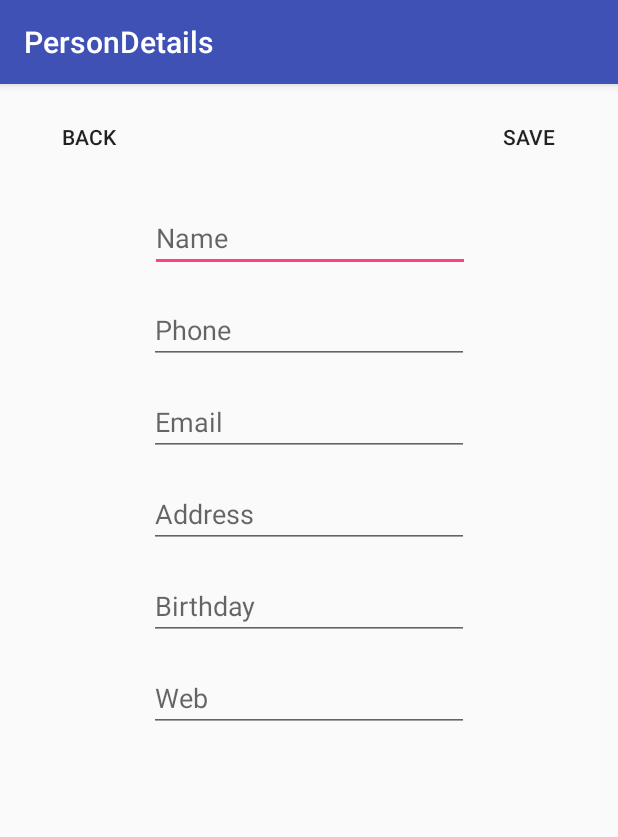
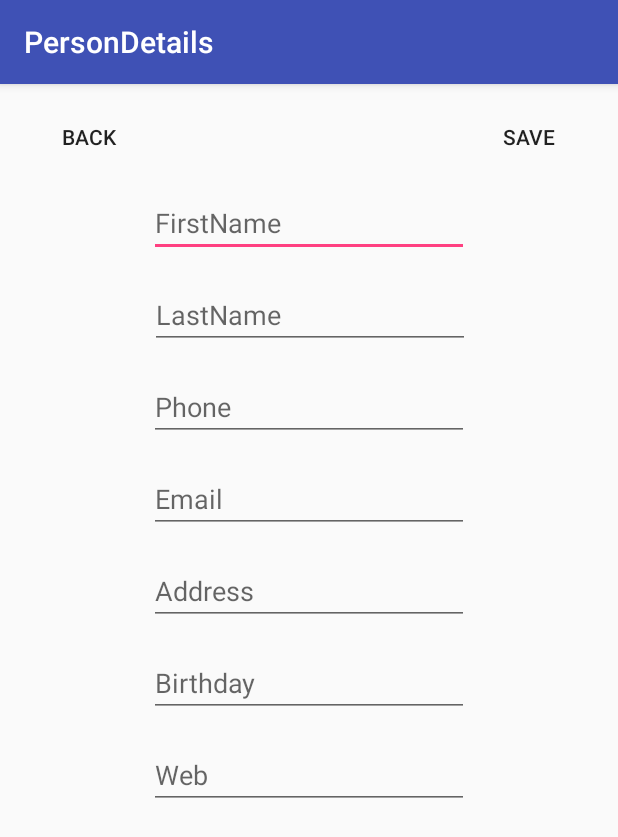
Before and after one commit to BetterEdition/FriendsAppRepo, an Android app: the screen it shows after launch (DetailsActivity), after a tap on "ADD", on a phone screen of 412 x 824 dp. Shown: the top 837 px of the screen. Run offline under Robolectric (Android 15) with nearby library versions, the phone set to English and light mode, and no system bars.

Commit message:
successfull adding/insert person to database

```diff
--- a/app/src/main/java/com/example/jesperenemark/friendsapp/Controller/DetailsActivity.java
+++ b/app/src/main/java/com/example/jesperenemark/friendsapp/Controller/DetailsActivity.java
@@ -2,16 +2,67 @@ package com.example.jesperenemark.friendsapp.Controller;
 
 import android.support.v7.app.AppCompatActivity;
 import android.os.Bundle;
+import android.view.View;
+import android.widget.Button;
+import android.widget.EditText;
+import android.widget.Toast;
 
+import com.example.jesperenemark.friendsapp.BE.Friend;
+import com.example.jesperenemark.friendsapp.DAO.AppProvider;
 import com.example.jesperenemark.friendsapp.R;
+
+import java.util.ArrayList;
 
 
 public class DetailsActivity extends AppCompatActivity {
 
+    Button buttonAdd;
+    EditText firstNameText,lastNameText, addressText, mailText, birthDateText, phoneText;
+
+    AppProvider appProvider;
     @Override
     protected void onCreate(Bundle savedInstanceState) {
         super.onCreate(savedInstanceState);
         setContentView(R.layout.detail);
         setTitle("PersonDetails");
+        appProvider = new AppProvider(this);
+        buttonAdd = (Button) findViewById(R.id.save);
+        init();
+
+        buttonAdd.setOnClickListener(new View.OnClickListener() {
+            public void onClick(View v) {
+                DetailsActivity.this.onClickAdd();
+            }
+        });
     }
+
+    public void init() {
+        firstNameText = (EditText) findViewById(R.id.person_firstName);
+        lastNameText = (EditText) findViewById(R.id.person_lastName);
+        addressText = (EditText) findViewById(R.id.person_address);
+        mailText = (EditText) findViewById(R.id.person_email);
+        birthDateText = (EditText) findViewById(R.id.person_web);
+        phoneText = (EditText) findViewById(R.id.person_phone);
+    }
+
+    public void onClickAdd() {
+        String firstname = firstNameText.getText().toString();
+        String lastname = lastNameText.getText().toString();
+        String address = addressText.getText().toString();
+        String mail = mailText.getText().toString();
+        String birthdate = birthDateText.getText().toString();
+        String phone = phoneText.getText().toString();
+
+        appProvider.addPerson(new Friend(0, firstname, lastname, address, mail, phone));
+        firstNameText.setText("");
+        lastNameText.setText("");
+        addressText.setText("");
+        mailText.setText("");
+        phoneText.setText("");
+        Toast.makeText(this, "FirstName: " + firstname + "LastName: " + lastname + "Address: " + address + "Mail: " + mail +
+                "Birthday: "  + phone, Toast.LENGTH_LONG).show();
+    }
+
+
+
 }
--- a/app/src/main/java/com/example/jesperenemark/friendsapp/DAO/AppDatabase.java
+++ b/app/src/main/java/com/example/jesperenemark/friendsapp/DAO/AppDatabase.java
@@ -20,7 +20,7 @@ import java.util.List;
 public class AppDatabase extends SQLiteOpenHelper {
     private static final String TAG = "AppDatabase";
     public static final String DATABASE_NAME = "AppFriend.db";
-    public static final int DATABASE_VERSION = 4;
+    public static final int DATABASE_VERSION = 7;
 
     // Implement AppDatabase as a Singleton.
     private static AppDatabase instance = null;
@@ -56,7 +56,9 @@ public class AppDatabase extends SQLiteOpenHelper {
         String sSQL; // Use a string variable to facilitate logging
         // sSQL = "CREATE TABLE " + TABLE_NAME + (COLUMN_ID + "INTEGER PRIMARY KEY " + COLUMN_FirstName + "TEXT" );
         sSQL = "CREATE TABLE " + AppProvider.TABLE_NAME + " (" + AppProvider.Columns._ID + " INTEGER PRIMARY KEY," +
-                AppProvider.Columns.PERSON_FirstName + " TEXT" + ")";
+                AppProvider.Columns.PERSON_FirstName + " TEXT, " + AppProvider.Columns.PERSON_LastName + " TEXT, " + AppProvider.Columns.PERSON_Address +
+                " TEXT, " + AppProvider.Columns.PERSON_Phone + " TEXT, "  + AppProvider.Columns.PERSON_Mail +
+                " TEXT" + ")";
         // Log.d(TAG, sSQL);
         db.execSQL(sSQL);
 
--- a/app/src/main/res/layout/detail.xml
+++ b/app/src/main/res/layout/detail.xml
@@ -10,21 +10,37 @@
     tools:layout_editor_absoluteY="81dp">
 
     <EditText
-        android:id="@+id/person_name"
+        android:id="@+id/person_firstName"
         android:layout_width="wrap_content"
         android:layout_height="wrap_content"
         android:layout_marginEnd="8dp"
         android:layout_marginStart="8dp"
-        android:layout_marginTop="80dp"
+        android:layout_marginTop="70dp"
+        android:layout_weight="1"
         android:ems="10"
-        android:hint="@string/name"
+        android:hint="@string/firstName"
         android:inputType="textPersonName"
-        android:labelFor="@+id/person_name"
+        android:labelFor="@+id/person_firstName"
+        app:layout_constraintEnd_toEndOf="parent"
+        app:layout_constraintStart_toStartOf="parent"
+        app:layout_constraintTop_toTopOf="@+id/linearLayout2" />
+
+    <EditText
+        android:id="@+id/person_lastName"
+        android:layout_width="wrap_content"
+        android:layout_height="wrap_content"
+        android:layout_marginEnd="8dp"
+        android:layout_marginStart="8dp"
+        android:layout_marginTop="16dp"
+        android:ems="10"
+        android:hint="@string/lastName"
+        android:inputType="textPersonName"
+        android:labelFor="@+id/person_lastName"
         android:visibility="visible"
         app:layout_constraintEnd_toEndOf="parent"
         app:layout_constraintHorizontal_bias="0.503"
         app:layout_constraintStart_toStartOf="parent"
-        app:layout_constraintTop_toTopOf="@+id/linearLayout2" />
+        app:layout_constraintTop_toBottomOf="@+id/person_firstName" />
 
     <EditText
         android:id="@+id/person_phone"
@@ -39,8 +55,7 @@
         android:visibility="visible"
         app:layout_constraintEnd_toEndOf="parent"
         app:layout_constraintStart_toStartOf="parent"
-        app:layout_constraintTop_toBottomOf="@+id/person_name"
-        tools:text="Phone" />
+        app:layout_constraintTop_toBottomOf="@+id/person_lastName" />
 
     <EditText
         android:id="@+id/person_email"
@@ -56,8 +71,7 @@
         android:visibility="visible"
         app:layout_constraintEnd_toEndOf="parent"
         app:layout_constraintStart_toStartOf="parent"
-        app:layout_constraintTop_toBottomOf="@+id/person_phone"
-        tools:text="Email" />
+        app:layout_constraintTop_toBottomOf="@+id/person_phone" />
 
     <EditText
         android:id="@+id/person_address"
@@ -73,8 +87,7 @@
         android:visibility="visible"
         app:layout_constraintEnd_toEndOf="parent"
         app:layout_constraintStart_toStartOf="parent"
-        app:layout_constraintTop_toBottomOf="@+id/person_email"
-        tools:text="Address" />
+        app:layout_constraintTop_toBottomOf="@+id/person_email" />
 
     <EditText
         android:id="@+id/person_bday"
@@ -89,8 +102,7 @@
         android:visibility="visible"
         app:layout_constraintEnd_toEndOf="parent"
         app:layout_constraintStart_toStartOf="parent"
-        app:layout_constraintTop_toBottomOf="@+id/person_address"
-        tools:text="Birthday" />
+        app:layout_constraintTop_toBottomOf="@+id/person_address" />
 
     <EditText
         android:id="@+id/person_web"
@@ -105,14 +117,15 @@
         android:visibility="visible"
         app:layout_constraintEnd_toEndOf="parent"
         app:layout_constraintStart_toStartOf="parent"
-        app:layout_constraintTop_toBottomOf="@+id/person_bday"
-        tools:text="Web" />
+        app:layout_constraintTop_toBottomOf="@+id/person_bday" />
 
     <LinearLayout
         android:id="@+id/linearLayout2"
         android:layout_width="match_parent"
         android:layout_height="match_parent"
-        android:orientation="horizontal">
+        android:orientation="horizontal"
+        tools:layout_editor_absoluteX="0dp"
+        tools:layout_editor_absoluteY="62dp">
 
         <Button
             android:id="@+id/back"
@@ -138,6 +151,7 @@
             android:textAppearance="@style/TextAppearance.AppCompat.Button"
             app:layout_constraintStart_toEndOf="@+id/back"
             app:layout_constraintTop_toTopOf="parent" />
+
     </LinearLayout>
 
 </android.support.constraint.ConstraintLayout>
--- a/app/src/main/res/menu/menu_item.xml
+++ b/app/src/main/res/menu/menu_item.xml
@@ -16,7 +16,7 @@
 
                 <item
                     android:id="@+id/name"
-                    android:title="@string/name" />
+                    android:title="@string/firstName" />
                 <item
                     android:id="@+id/distance"
                     android:title="@string/distance" />
--- a/app/src/main/res/values/strings.xml
+++ b/app/src/main/res/values/strings.xml
@@ -7,7 +7,8 @@
     <string name="list">List</string>
     <string name="map">Map</string>
     <string name="distance">Distance</string>
-    <string name="name">Name</string>
+    <string name="firstName">FirstName</string>
+    <string name="lastName">LastName</string>
     <string name="address">Address</string>
     <string name="email">Email</string>
     <string name="phone">Phone</string>
```
Also changed, not shown: app/src/main/java/com/example/jesperenemark/friendsapp/BE/Friend.java (+6 -2 lines), app/src/main/java/com/example/jesperenemark/friendsapp/Controller/MainActivity.java (+8 -8 lines), app/src/main/java/com/example/jesperenemark/friendsapp/DAO/AppProvider.java (+22 -4 lines).
